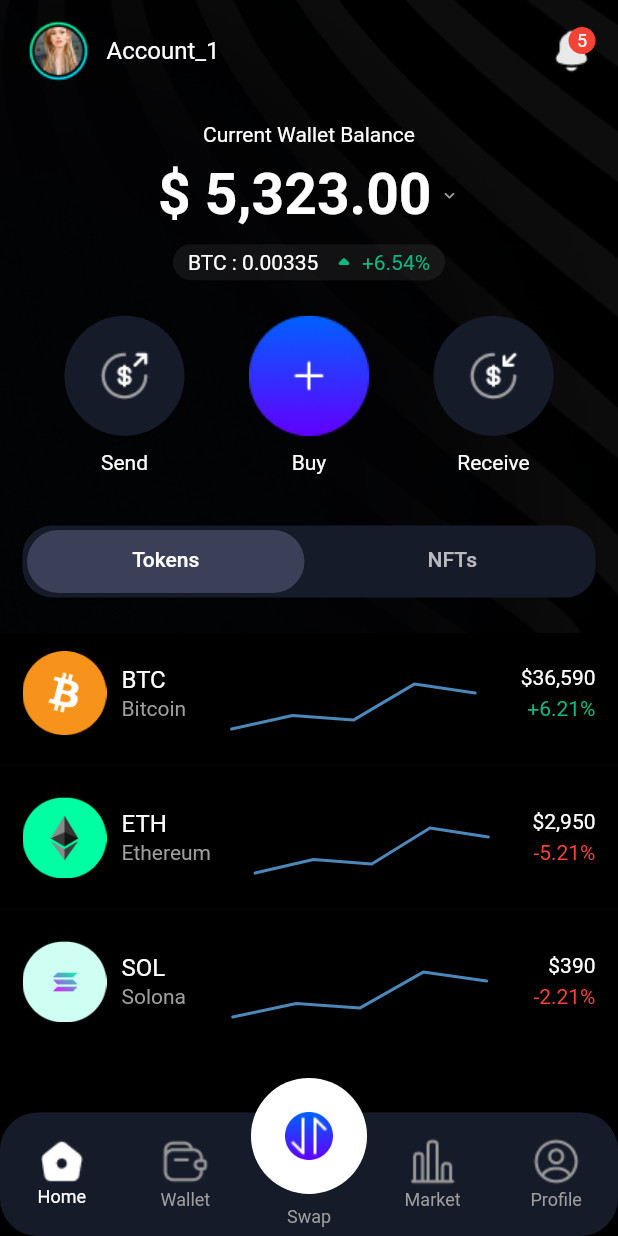
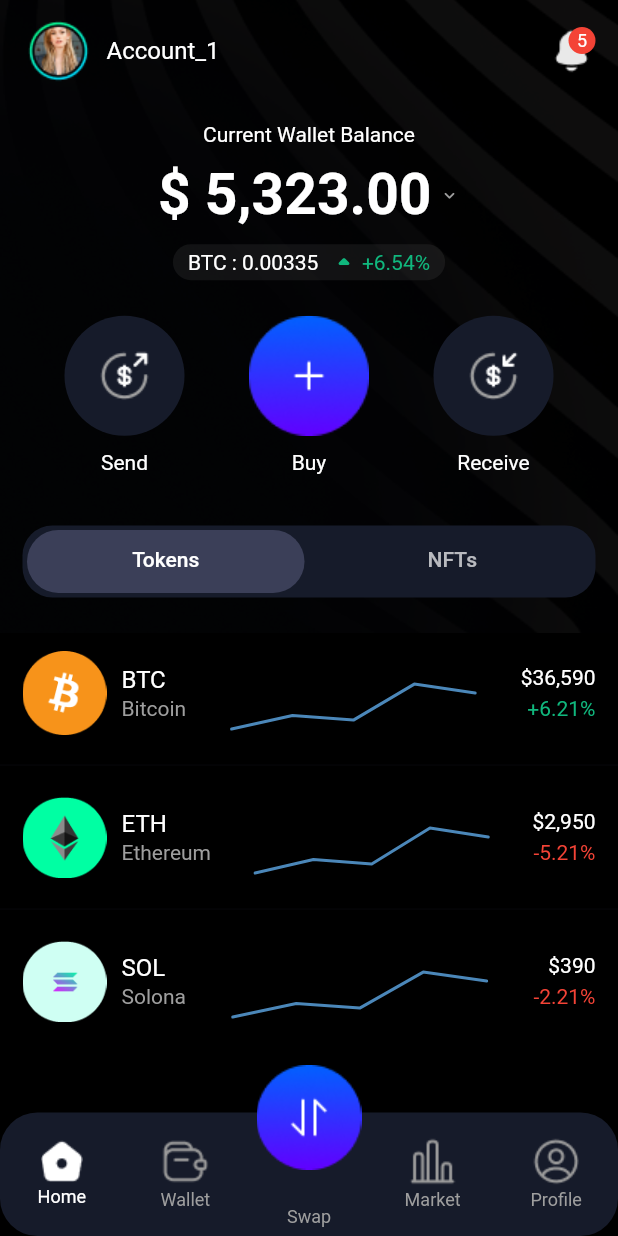
Before and after one commit to subarnaPdl/nft_wallet, a Flutter app: the screen it shows after launch, on a phone screen of 412 x 824 dp. Run offline on Flutter 3.47's test engine with Material 2 defaults, Android fonts, the phone set to English and light mode, and no system bars; drawn by our look-alikes of persistent_bottom_nav_bar_v2; our stand-ins replace syncfusion_flutter_charts, tab_indicator_styler.

Commit message:
bottom nabbar error fixed

```diff
--- a/lib/home_screen/home_screen.dart
+++ b/lib/home_screen/home_screen.dart
@@ -46,6 +46,16 @@ class HomeScreen extends StatelessWidget {
         ),
         items: _items(context),
       ),
+
+      // Centered Swap Button
+      floatingActionButtonLocation: FloatingActionButtonLocation.centerFloat,
+      floatingActionButton: const Padding(
+        padding: EdgeInsets.only(bottom: 28),
+        child: GradientButton(
+          img: 'assets/images/swap.png',
+          size: 70,
+        ),
+      ),
     );
   }
 
@@ -70,10 +80,11 @@ class HomeScreen extends StatelessWidget {
       // Swap
       PersistentBottomNavBarItem(
         onPressed: (_) {},
-        icon: const GradientButton(img: 'assets/images/swap.png'),
+        icon: Container(),
         title: 'Swap',
-        activeColorPrimary: Theme.of(context).colorScheme.onPrimary,
+        activeColorPrimary: Colors.transparent,
         inactiveColorPrimary: Theme.of(context).colorScheme.onSecondary,
+        //
       ),
 
       // MarketPage
--- a/lib/home_screen/pages/home_page/presentation/home_page.dart
+++ b/lib/home_screen/pages/home_page/presentation/home_page.dart
@@ -159,7 +159,10 @@ class _HomePageState extends State<HomePage> with TickerProviderStateMixin {
 
         // Buy
         item(
-          img: const GradientButton(img: 'assets/images/add.png'),
+          img: const GradientButton(
+            img: 'assets/images/add.png',
+            size: null,
+          ),
           label: 'Buy',
         ),
 
--- a/lib/widgets/gradient_button.dart
+++ b/lib/widgets/gradient_button.dart
@@ -2,11 +2,14 @@ import 'package:flutter/material.dart';
 
 class GradientButton extends StatelessWidget {
   final String img;
-  const GradientButton({super.key, required this.img});
+  final double? size;
+  const GradientButton({super.key, required this.img, required this.size});
 
   @override
   Widget build(BuildContext context) {
     return Container(
+      height: size,
+      width: size,
       decoration: const BoxDecoration(
         image: DecorationImage(
           image: AssetImage('assets/images/ellipse.png'),
```
